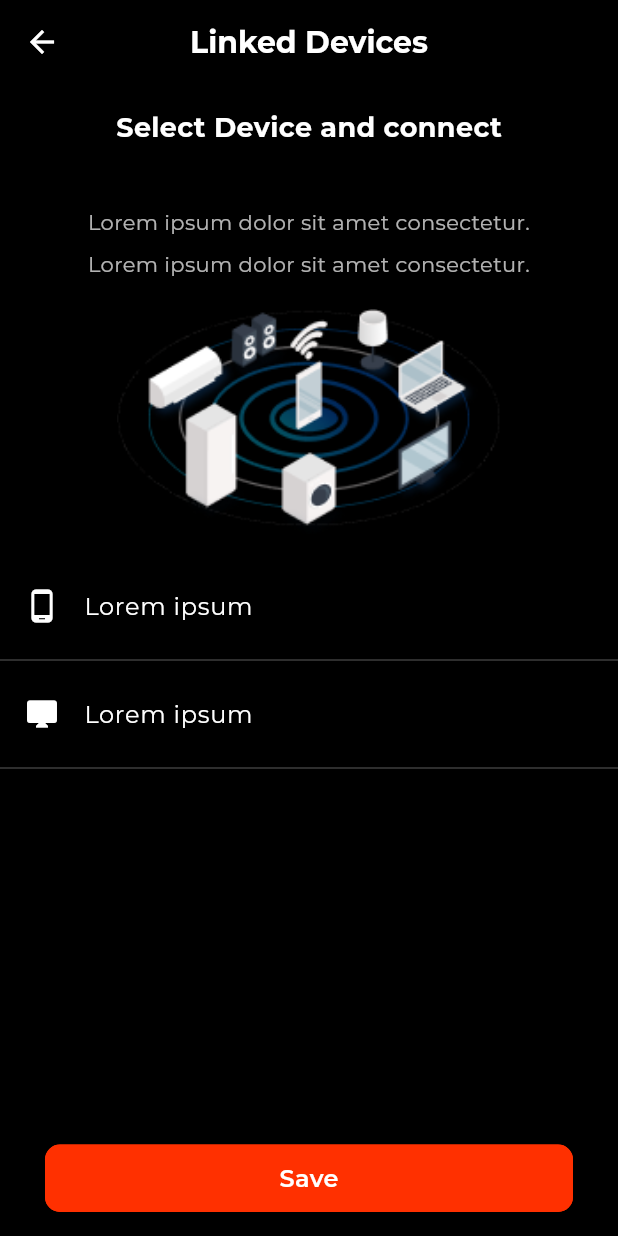
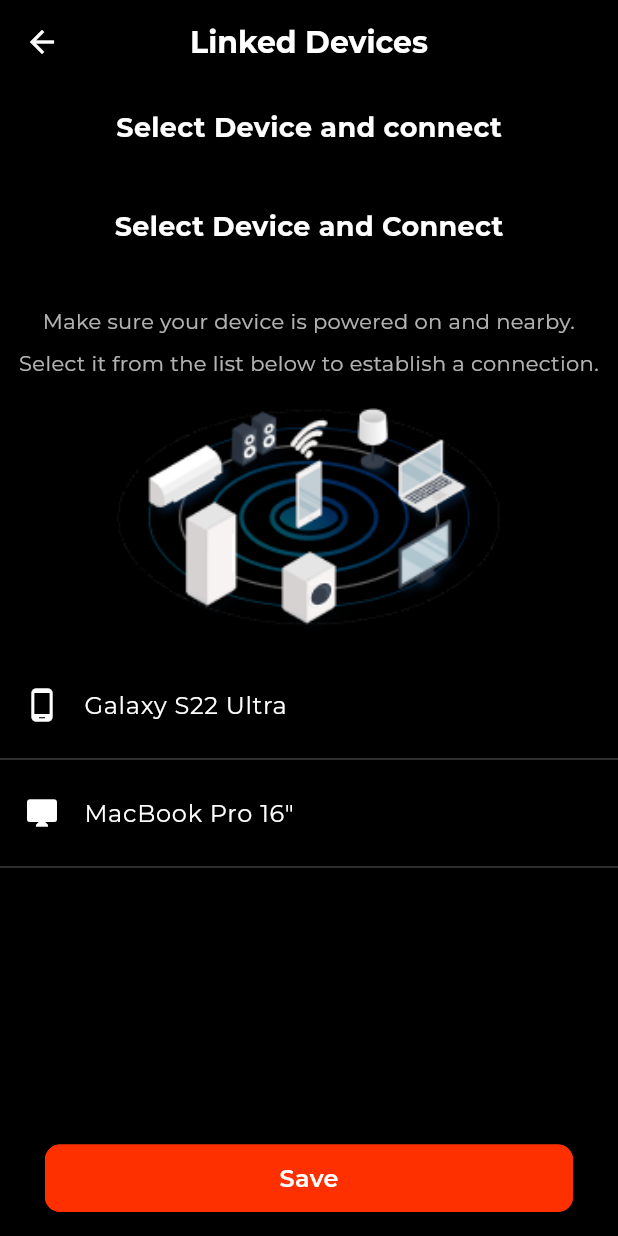
Before and after one commit to Aayan-infotech/coyotex-app, a Flutter app: the LinkedDevicesScreen screen opened directly, on a phone screen of 412 x 824 dp. Run offline on Flutter 3.47's test engine with Material 3 defaults, Android fonts, the light colour scheme and no system bars; our stand-ins replace cached_network_image, carousel_slider, dio, file_picker, firebase_core, firebase_messaging and 12 more; missing offline and left inert: animated_marker, dart:ffi, flutter_pdfview, flutter_stripe, high_chart; accounts and stored records are empty.

```diff
--- /dev/null
+++ b/lib/core/services/model/subscription_detail.dart
@@ -0,0 +1,51 @@
+import 'package:intl/intl.dart';
+
+class SubscriptionDetail {
+  String? planName;
+  String? message;
+  num? amount;
+  String? purchaseMonth;
+  String? purchaseDate;
+  String? endsDate;
+
+  SubscriptionDetail({
+    this.planName,
+    this.message,
+    this.amount,
+    this.purchaseMonth,
+    this.purchaseDate,
+    this.endsDate,
+  });
+
+  Map<String, dynamic> toJson() {
+    final map = <String, dynamic>{};
+    map["planName"] = planName;
+    map["message"] = message;
+    map["amount"] = amount;
+    map["purchaseMonth"] = purchaseMonth;
+    map["purchaseDate"] = purchaseDate;
+    map["endsDate"] = endsDate;
+    return map;
+  }
+
+  SubscriptionDetail.fromJson(dynamic json) {
+    planName = json["planName"];
+    message = json["message"];
+    amount = json["amount"];
+    purchaseMonth = json["purchaseMonth"];
+    purchaseDate = json["purchaseDate"];
+    endsDate = json["endsDate"];
+  }
+
+  String get formattedPurchaseDate {
+    if (purchaseDate == null) return '';
+    final dateTime = DateTime.parse(purchaseDate!);
+    return DateFormat('dd MMMM, yyyy').format(dateTime);
+  }
+
+  String get formattedEndsDate {
+    if (endsDate == null) return '';
+    final dateTime = DateTime.parse(endsDate!);
+    return DateFormat('dd MMMM, yyyy').format(dateTime);
+  }
+}
--- a/lib/core/utills/user_context_data.dart
+++ b/lib/core/utills/user_context_data.dart
@@ -20,8 +20,8 @@ class UserContextData {
     List<Future> lstFutures = <Future>[];
 
     lstFutures.add(userProvider.getUser());
-    lstFutures.add(userProvider.getSubscriptionDetails());
-    lstFutures.add(userProvider.getSubscriptionPlan());
+    // lstFutures.add(userProvider.getSubscriptionDetails());
+    // lstFutures.add(userProvider.getSubscriptionPlan());
     lstFutures.add(tripProvider.getAllMarker());
     // lstFutures.add(mapProvider.getCurrentLocation());
     // lstFutures.add(mapProvider.getTrips());
--- a/lib/feature/auth/screens/forget_password.dart
+++ b/lib/feature/auth/screens/forget_password.dart
@@ -45,18 +45,21 @@ class ForgotPassword extends StatelessWidget {
                 const Text(
                   "Recover Password",
                   style: TextStyle(
-                      color: Colors.white,
-                      fontSize: 24,
-                      fontWeight: FontWeight.w700),
+                    color: Colors.white,
+                    fontSize: 24,
+                    fontWeight: FontWeight.w700,
+                  ),
                 ),
                 const Text(
-                  "Lorem Ipsum is simply dummy text of the printing and typesetting industry.",
+                  "Enter your email address to receive password recovery instructions.",
                   textAlign: TextAlign.center,
                   style: TextStyle(
-                      color: Colors.white,
-                      fontSize: 14,
-                      fontWeight: FontWeight.w500),
+                    color: Colors.white,
+                    fontSize: 14,
+                    fontWeight: FontWeight.w500,
+                  ),
                 ),
+
                 const SizedBox(height: 30),
                 BrandedTextField(
                   prefix: const Icon(Icons.person),
--- a/lib/feature/auth/screens/passowrd_screen.dart
+++ b/lib/feature/auth/screens/passowrd_screen.dart
@@ -88,18 +88,21 @@ class _PasswordScreenState extends State<PasswordScreen> {
                           const Text(
                             "Change Password",
                             style: TextStyle(
-                                color: Colors.white,
-                                fontSize: 24,
-                                fontWeight: FontWeight.w700),
+                              color: Colors.white,
+                              fontSize: 24,
+                              fontWeight: FontWeight.w700,
+                            ),
                           ),
                           const Text(
-                            "Lorem Ipsum is simply dummy text of the printing and typesetting industry.",
+                            "Enter your current password and choose a new one to update your credentials.",
                             textAlign: TextAlign.center,
                             style: TextStyle(
-                                color: Colors.white,
-                                fontSize: 14,
-                                fontWeight: FontWeight.w500),
+                              color: Colors.white,
+                              fontSize: 14,
+                              fontWeight: FontWeight.w500,
+                            ),
                           ),
+
                           const SizedBox(height: 30),
                           BrandedTextField(
                             prefix: const Icon(Icons.person),
--- a/lib/feature/auth/screens/prefrence_dstance_screen.dart
+++ b/lib/feature/auth/screens/prefrence_dstance_screen.dart
@@ -49,18 +49,22 @@ class _PrefernceDistanceScreenState extends State<PrefernceDistanceScreen> {
                           child: Column(
                             mainAxisAlignment: MainAxisAlignment.center,
                             children: [
-                              const Text("Distance Unit",
-                                  style: TextStyle(
-                                      color: Colors.white,
-                                      fontSize: 24,
-                                      fontWeight: FontWeight.w700)),
                               const Text(
-                                "Lorem Ipsum is simply dummy text of the printing and typesetting industry.",
+                                "Distance Unit",
+                                style: TextStyle(
+                                  color: Colors.white,
+                                  fontSize: 24,
+                                  fontWeight: FontWeight.w700,
+                                ),
+                              ),
+                              const Text(
+                                "Select your preferred unit of distance for tracking and display.",
                                 textAlign: TextAlign.center,
                                 style: TextStyle(
-                                    color: Colors.white,
-                                    fontSize: 14,
-                                    fontWeight: FontWeight.w500),
+                                  color: Colors.white,
+                                  fontSize: 14,
+                                  fontWeight: FontWeight.w500,
+                                ),
                               ),
                               SizedBox(
                                   height:
--- a/lib/feature/auth/screens/splash_screen.dart
+++ b/lib/feature/auth/screens/splash_screen.dart
@@ -16,8 +16,6 @@ class SplashScreen extends StatefulWidget {
 class _SplashScreenState extends State<SplashScreen> {
   @override
   void initState() {
-    // TODO: implement initState
-
     asyncInit();
     super.initState();
   }
@@ -26,6 +24,7 @@ class _SplashScreenState extends State<SplashScreen> {
     try {
       await SharedPrefUtil.init();
       bool isLogin = SharedPrefUtil.getValue(isLoginPref, false) as bool;
+      debugPrint("IS LOGIN => ${isLogin}");
       if (!isLogin) {
         Future.delayed(const Duration(seconds: 3), () {
           // Navigator.pushReplacement(
--- a/lib/feature/auth/screens/subscription_screen.dart
+++ b/lib/feature/auth/screens/subscription_screen.dart
@@ -157,8 +157,7 @@ class _SubscriptionScreenState extends State<SubscriptionScreen> {
 
                         await Stripe.instance.presentPaymentSheet();
 
-                        var response =
-                            await userViewModel.paymentStatus(paymentId);
+                        var response = await userViewModel.paymentStatus(paymentId);
                         if (response.success) {
                           UserPreferences userPreferences = UserPreferences(
                             userPlan: _selectedPlanId!,
--- a/lib/feature/profile/presentation/change_password.dart
+++ b/lib/feature/profile/presentation/change_password.dart
@@ -94,17 +94,19 @@ class _ChangePasswordScreenState extends State<ChangePasswordScreen> {
                           const Text(
                             "Change Password",
                             style: TextStyle(
-                                color: Colors.white,
-                                fontSize: 24,
-                                fontWeight: FontWeight.w700),
+                              color: Colors.white,
+                              fontSize: 24,
+                              fontWeight: FontWeight.w700,
+                            ),
                           ),
                           const Text(
-                            "Lorem Ipsum is simply dummy text of the printing and typesetting industry.",
+                            "Create a strong password to keep your account secure.",
                             textAlign: TextAlign.center,
                             style: TextStyle(
-                                color: Colors.white,
-                                fontSize: 14,
-                                fontWeight: FontWeight.w500),
+                              color: Colors.white,
+                              fontSize: 14,
+                              fontWeight: FontWeight.w500,
+                            ),
                           ),
                           const SizedBox(height: 30),
                           BrandedTextField(
--- a/lib/feature/profile/presentation/linked_devices.dart
+++ b/lib/feature/profile/presentation/linked_devices.dart
@@ -35,7 +35,16 @@ class LinkedDevicesScreen extends StatelessWidget {
             ),
             const SizedBox(height: 40),
             const Text(
-              'Lorem ipsum dolor sit amet consectetur.',
+              'Select Device and Connect',
+              style: TextStyle(
+                color: Colors.white,
+                fontSize: 18,
+                fontWeight: FontWeight.bold,
+              ),
+            ),
+            const SizedBox(height: 40),
+            const Text(
+              'Make sure your device is powered on and nearby.',
               style: TextStyle(
                 color: Colors.white70,
                 fontSize: 14,
@@ -44,13 +53,14 @@ class LinkedDevicesScreen extends StatelessWidget {
             ),
             const SizedBox(height: 8),
             const Text(
-              'Lorem ipsum dolor sit amet consectetur.',
+              'Select it from the list below to establish a connection.',
               style: TextStyle(
                 color: Colors.white70,
                 fontSize: 14,
               ),
               textAlign: TextAlign.center,
             ),
+
             const SizedBox(height: 20),
             Image.asset(
               'assets/images/devices.png', // Replace with your asset path
@@ -61,9 +71,9 @@ class LinkedDevicesScreen extends StatelessWidget {
             Expanded(
               child: ListView(
                 children: [
-                  _buildDeviceTile(Icons.phone_android, 'Lorem ipsum'),
+                  _buildDeviceTile(Icons.phone_android, 'Galaxy S22 Ultra'),
                   const Divider(color: Colors.white24, thickness: 1),
-                  _buildDeviceTile(Icons.desktop_mac, 'Lorem ipsum'),
+                  _buildDeviceTile(Icons.desktop_mac, 'MacBook Pro 16"'),
                   const Divider(color: Colors.white24, thickness: 1),
                 ],
               ),
--- a/pubspec.yaml
+++ b/pubspec.yaml
@@ -39,8 +39,8 @@ dependencies:
   carousel_slider:
   font_awesome_flutter:
 #  file_saver: ^0.1.1
-  path_provider: ^2.1.1
-  file_picker: ^5.2.5
+  path_provider:
+  file_picker:
 
   dio:
   exponential_back_off: ^0.1.0+2
```
Also changed, not shown: lib/core/services/call_halper.dart (+24 -4 lines), lib/core/services/server_calls/auth_apis.dart (+16 -5 lines), lib/feature/auth/data/view_model/user_view_model.dart (+32 -7 lines), lib/feature/auth/screens/otp_screen.dart (+19 -19 lines), lib/feature/profile/presentation/profile_screen.dart (+57 -9 lines), lib/feature/profile/presentation/subscription_details_screen.dart (+57 -36 lines), lib/utils/app_dialogue_box.dart (+28 -5 lines), pubspec.lock, 141 other files.
